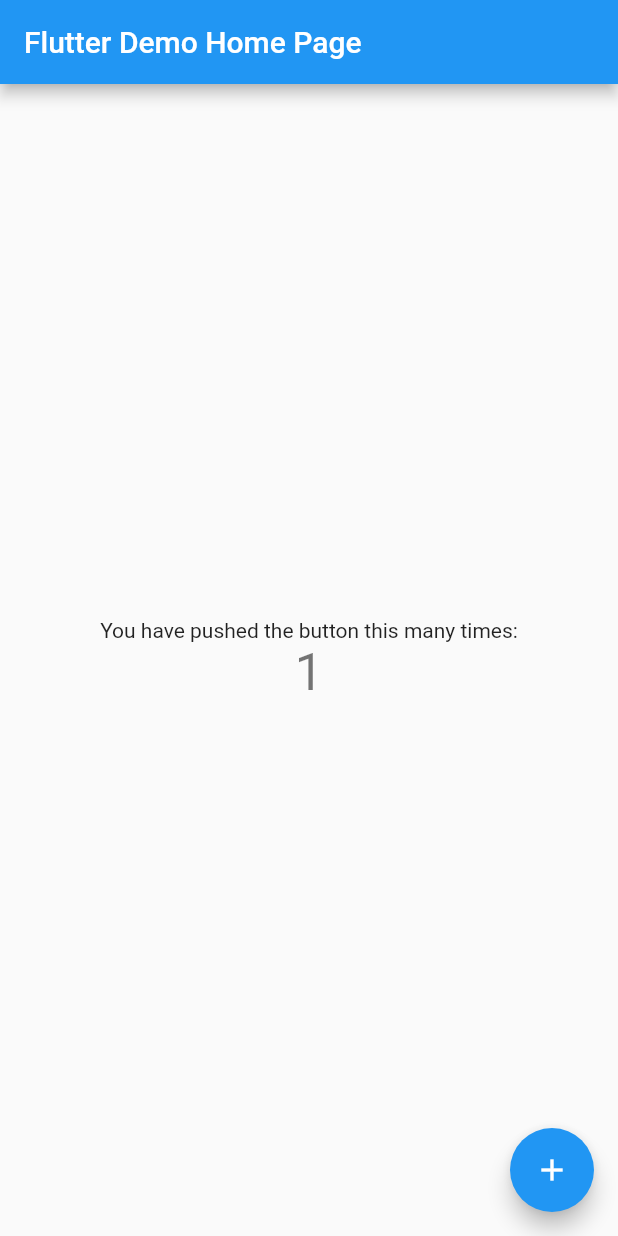
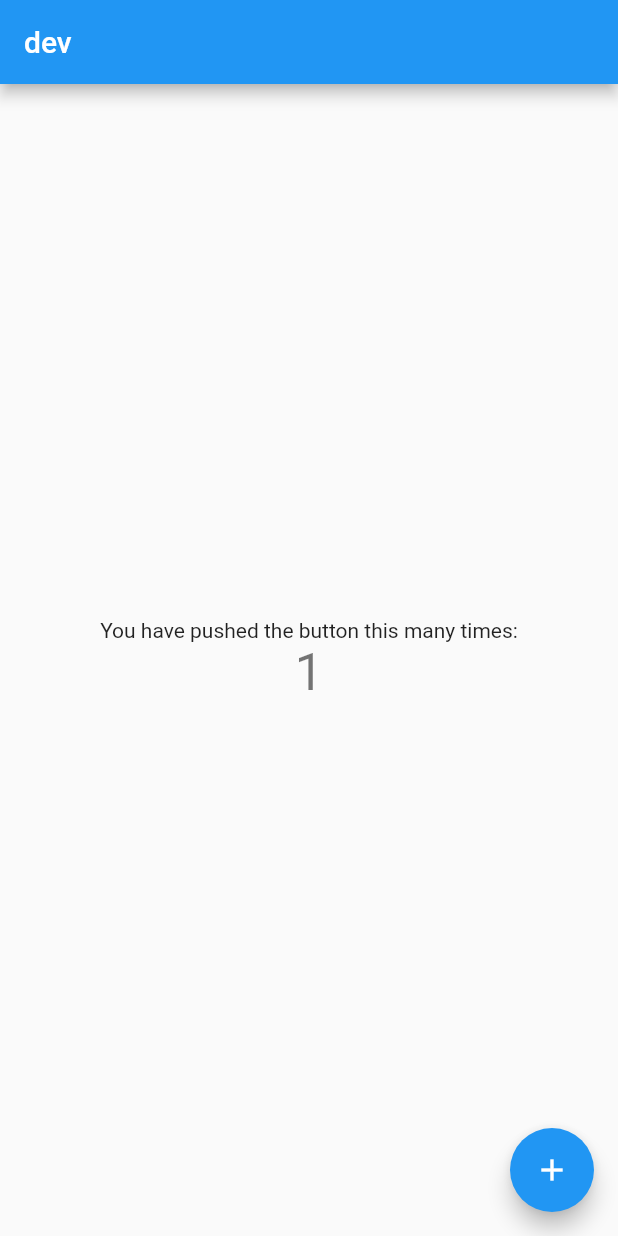
Before and after one commit to Suzaku10/testing-git, a Flutter app: the screen it shows after launch, after a tap on the "add" icon, on a phone screen of 412 x 824 dp. Run offline on Flutter 3.47's test engine with Material 2 defaults, Android fonts, the phone set to English and light mode, and no system bars.

Commit message:
Feature :  - Add Flavor in Branch Feature/Yudis

```diff
--- /dev/null
+++ b/lib/constant.dart
@@ -0,0 +1,3 @@
+class AppEnvironment {
+  static String env =  'dev';
+}
--- a/lib/main.dart
+++ b/lib/main.dart
@@ -1,6 +1,7 @@
 import 'package:flutter/material.dart';
+import 'package:testing_git/constant.dart';
 
-void main() {
+void mainProgram() {
   runApp(const MyApp());
 }
 
@@ -22,9 +23,9 @@ class MyApp extends StatelessWidget {
         // or simply save your changes to "hot reload" in a Flutter IDE).
         // Notice that the counter didn't reset back to zero; the application
         // is not restarted.
-        primarySwatch: Colors.blue,
+        primarySwatch: AppEnvironment.env == 'dev' ? Colors.blue : Colors.red,
       ),
-      home: const MyHomePage(title: 'Flutter Demo Home Page'),
+      home: MyHomePage(title: AppEnvironment.env),
     );
   }
 }
--- /dev/null
+++ b/lib/main_dev.dart
@@ -0,0 +1,7 @@
+import 'package:testing_git/constant.dart';
+import 'package:testing_git/main.dart';
+
+Future<void> main() async {
+  AppEnvironment.env = 'dev';
+   mainProgram();
+}
--- /dev/null
+++ b/lib/main_prod.dart
@@ -0,0 +1,7 @@
+import 'package:testing_git/constant.dart';
+import 'package:testing_git/main.dart';
+
+Future<void> main() async {
+  AppEnvironment.env = 'prod';
+  mainProgram();
+}
```
Also changed, not shown: 2 other files.
